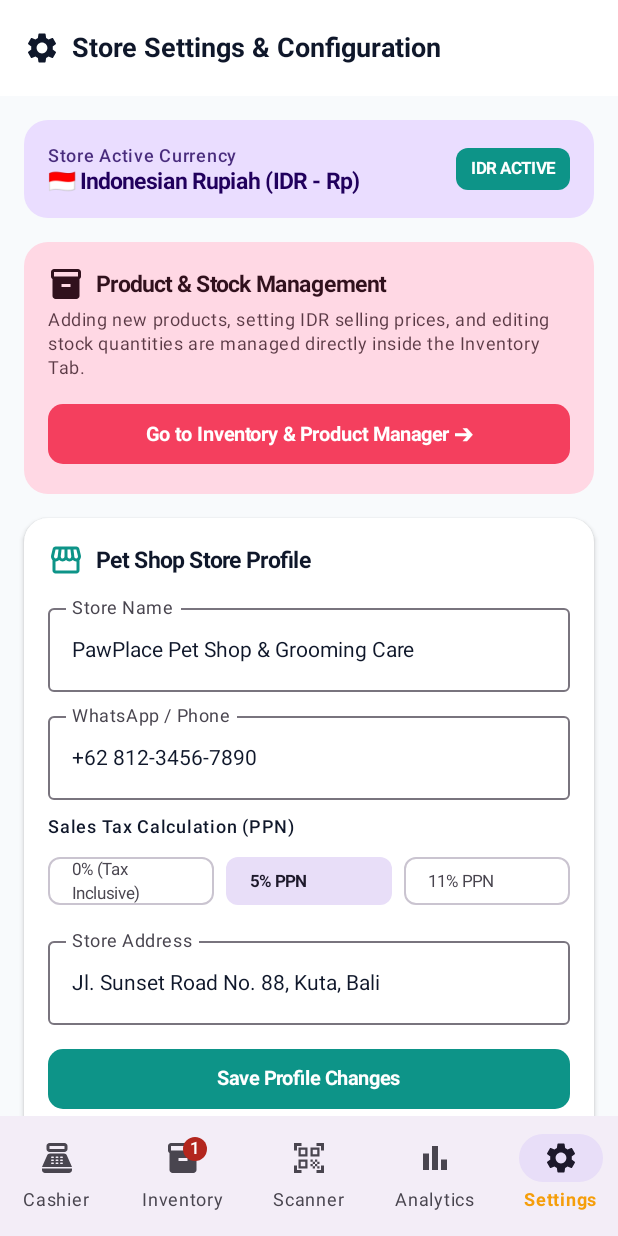
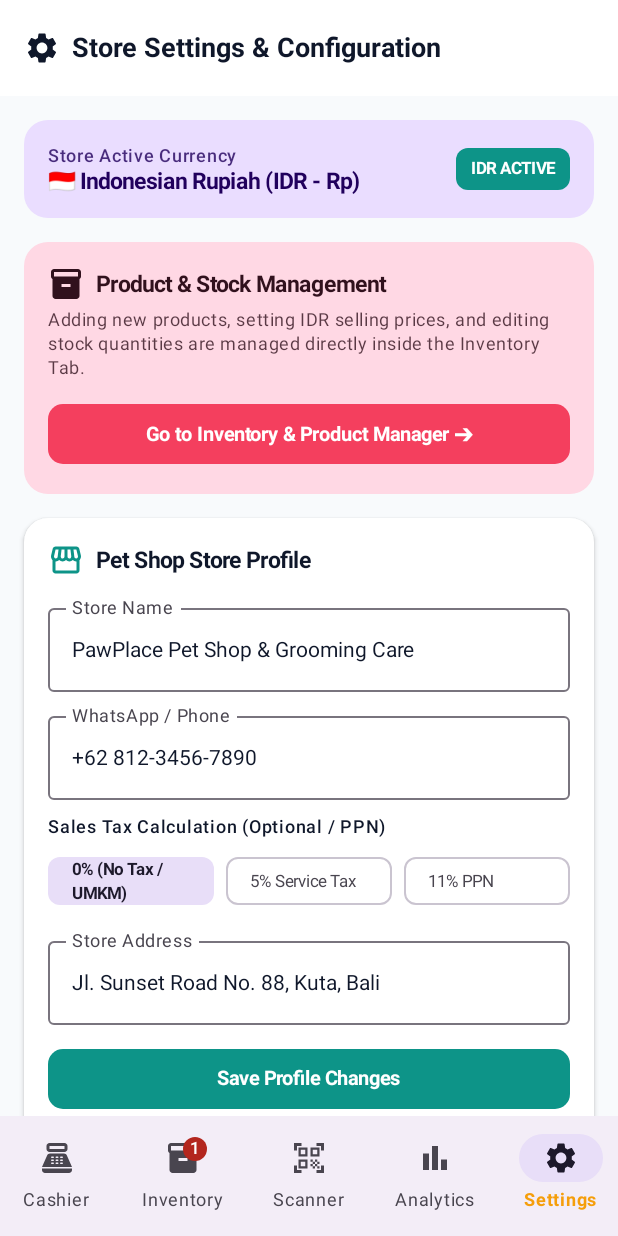
Before and after one commit to ladju/PawPOS-Android, an Android app built with Jetpack Compose: the screen it shows after launch (MainActivity), item 5 of the bottom bar chosen, on a phone screen of 412 x 824 dp. Run offline under Robolectric (Android 15) with nearby library versions, the phone set to English and light mode, and no system bars; our stand-ins replace Room's generated code.

Commit message:
feat: make tax optional and default to 0% for small business operations

```diff
--- a/app/src/main/java/com/petshop/pos/ui/screens/SettingsScreen.kt
+++ b/app/src/main/java/com/petshop/pos/ui/screens/SettingsScreen.kt
@@ -24,7 +24,7 @@ fun SettingsScreen(
     var storeName by remember { mutableStateOf("PawPlace Pet Shop & Grooming Care") }
     var storePhone by remember { mutableStateOf("+62 812-3456-7890") }
     var storeAddress by remember { mutableStateOf("Jl. Sunset Road No. 88, Kuta, Bali") }
-    var selectedTaxRate by remember { mutableStateOf(5) } // 0, 5, or 11%
+    var selectedTaxRate by remember { mutableStateOf(0) } // 0% (No Tax default for small business), 5, or 11%
     var feedbackMessage by remember { mutableStateOf<String?>(null) }
 
     Scaffold(
@@ -197,7 +197,7 @@ fun SettingsScreen(
                         Spacer(modifier = Modifier.height(10.dp))
 
                         Text(
-                            text = "Sales Tax Calculation (PPN)",
+                            text = "Sales Tax Calculation (Optional / PPN)",
                             style = MaterialTheme.typography.labelMedium,
                             fontWeight = FontWeight.SemiBold
                         )
@@ -206,7 +206,7 @@ fun SettingsScreen(
                             modifier = Modifier.fillMaxWidth(),
                             horizontalArrangement = Arrangement.spacedBy(8.dp)
                         ) {
-                            listOf(0 to "0% (Tax Inclusive)", 5 to "5% PPN", 11 to "11% PPN").forEach { (rate, label) ->
+                            listOf(0 to "0% (No Tax / UMKM)", 5 to "5% Service Tax", 11 to "11% PPN").forEach { (rate, label) ->
                                 FilterChip(
                                     selected = selectedTaxRate == rate,
                                     onClick = { selectedTaxRate = rate },
--- a/app/src/main/java/com/petshop/pos/ui/viewmodel/PosViewModel.kt
+++ b/app/src/main/java/com/petshop/pos/ui/viewmodel/PosViewModel.kt
@@ -20,7 +20,7 @@ data class PosUiState(
     val searchQuery: String = "",
     val cartItems: List<CartItem> = emptyList(),
     val discountAmount: Double = 0.0,
-    val taxRate: Double = 0.05, // 5% default sales tax
+    val taxRate: Double = 0.0, // Default 0.0 (Tax not included for small businesses / UMKM)
     val paymentMethod: PaymentMethod = PaymentMethod.CASH,
     val cashTendered: Double = 0.0,
     val customerName: String = "",
@@ -221,6 +221,14 @@ class PosViewModel(
         }
     }
 
+    fun setTaxRate(rate: Double) {
+        _uiState.update { it.copy(taxRate = rate) }
+    }
+
+    fun toggleTax(enabled: Boolean, defaultRate: Double = 0.11) {
+        _uiState.update { it.copy(taxRate = if (enabled) defaultRate else 0.0) }
+    }
+
     fun dismissReceipt() {
         _uiState.update { it.copy(isReceiptDialogOpen = false) }
     }
```
Also changed, not shown: app/src/main/java/com/petshop/pos/ui/screens/PosScreen.kt (+27 -4 lines).
